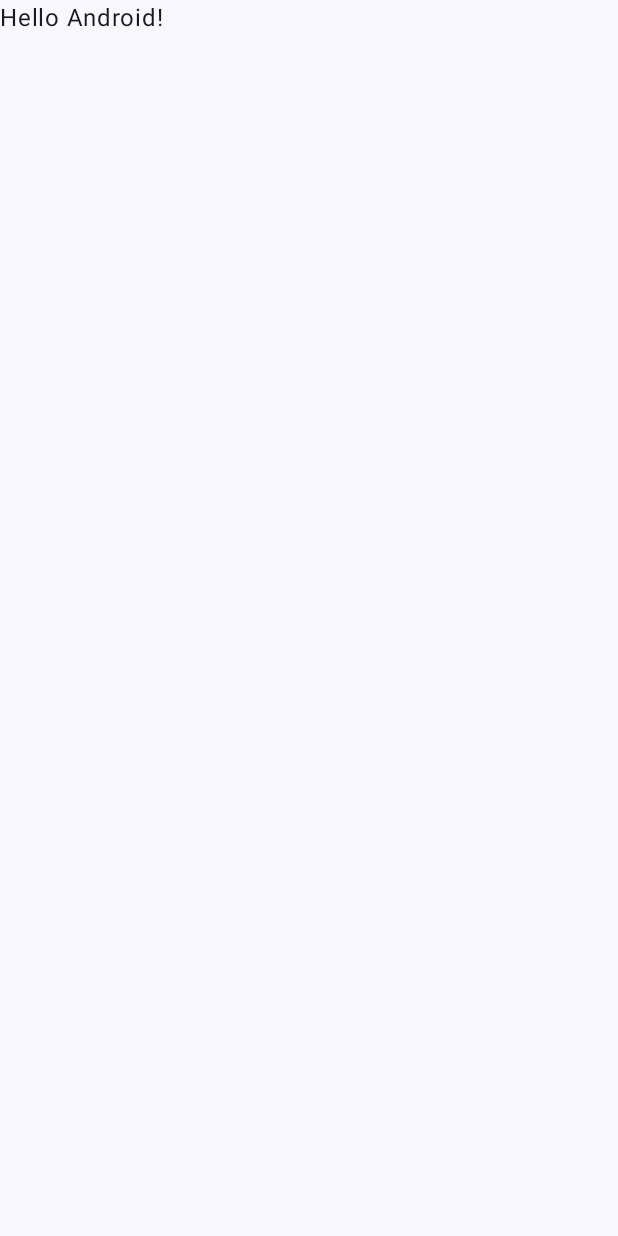
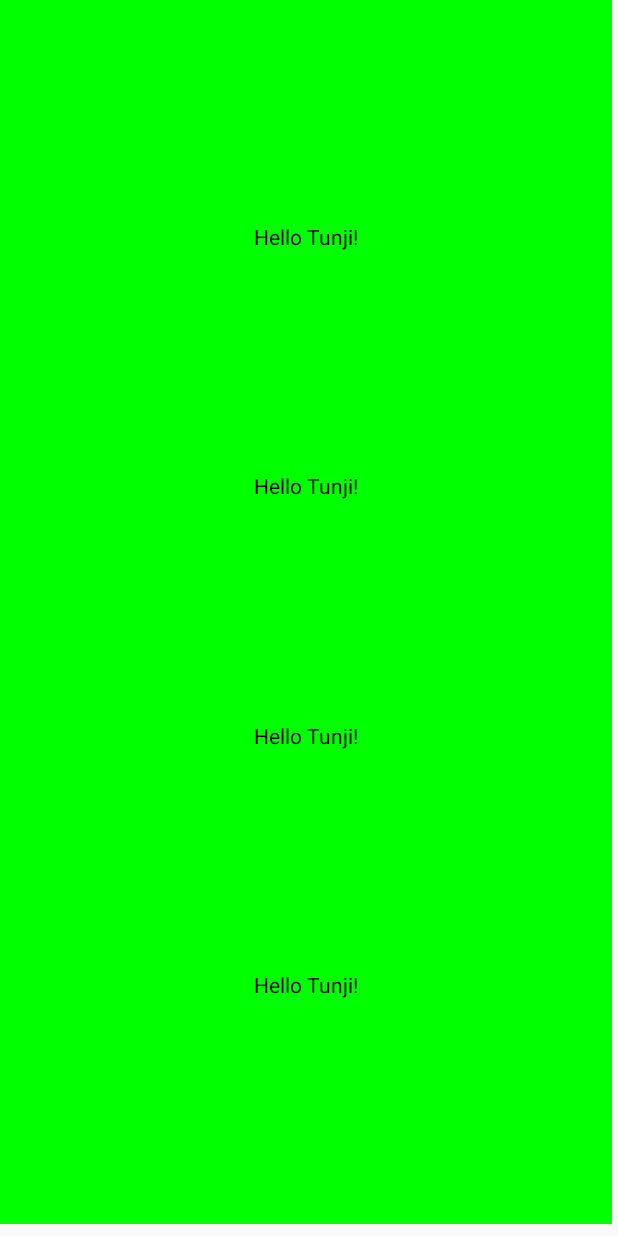
Before and after one commit to Sentry2703/Android-Studio-Projects, an Android app built with Jetpack Compose: the screen it shows after launch (MainActivity), on a phone screen of 412 x 824 dp. Before the commit the screen is almost empty. Run offline under Robolectric (Android 15) with nearby library versions, the phone set to English and light mode, and no system bars.

Commit message:
Learning Composables

```diff
--- a/MatchCompose/app/src/main/java/com/android/matchcompose/MainActivity.kt
+++ b/MatchCompose/app/src/main/java/com/android/matchcompose/MainActivity.kt
@@ -3,12 +3,18 @@ package com.android.matchcompose
 import android.os.Bundle
 import androidx.activity.ComponentActivity
 import androidx.activity.compose.setContent
+import androidx.compose.foundation.background
+import androidx.compose.foundation.layout.Arrangement
+import androidx.compose.foundation.layout.Column
+import androidx.compose.foundation.layout.Row
 import androidx.compose.foundation.layout.fillMaxSize
 import androidx.compose.material3.MaterialTheme
 import androidx.compose.material3.Surface
 import androidx.compose.material3.Text
 import androidx.compose.runtime.Composable
+import androidx.compose.ui.Alignment
 import androidx.compose.ui.Modifier
+import androidx.compose.ui.graphics.Color
 import androidx.compose.ui.tooling.preview.Preview
 import com.android.matchcompose.ui.theme.MatchComposeTheme
 
@@ -16,31 +22,30 @@ class MainActivity : ComponentActivity() {
     override fun onCreate(savedInstanceState: Bundle?) {
         super.onCreate(savedInstanceState)
         setContent {
-            MatchComposeTheme {
-                // A surface container using the 'background' color from the theme
-                Surface(
-                    modifier = Modifier.fillMaxSize(),
-                    color = MaterialTheme.colorScheme.background
-                ) {
-                    Greeting("Android")
-                }
-            }
+            Greeting(name = "Tunji")
         }
     }
 }
 
 @Composable
 fun Greeting(name: String, modifier: Modifier = Modifier) {
-    Text(
-        text = "Hello $name!",
-        modifier = modifier
-    )
+    Column (modifier = Modifier.fillMaxSize(0.99f).background(Color.Green),
+            horizontalAlignment = Alignment.CenterHorizontally,
+            verticalArrangement = Arrangement.SpaceEvenly){
+        for (i in 0 until 4) {
+            Text(
+                text = "Hello $name!",
+                modifier = modifier
+            )
+        }
+    }
+
 }
 
 @Preview(showBackground = true)
 @Composable
 fun GreetingPreview() {
     MatchComposeTheme {
-        Greeting("Android")
+        Greeting("j")
     }
 }
```
